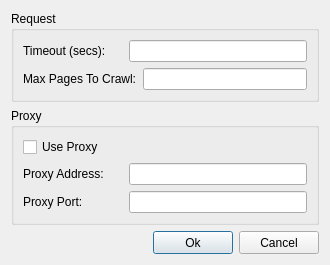
The window that sub3suite/src/Dialogs/PassiveConfigDialog.ui (3nock/OTE) describes before a commit, drawn with Qt 5.
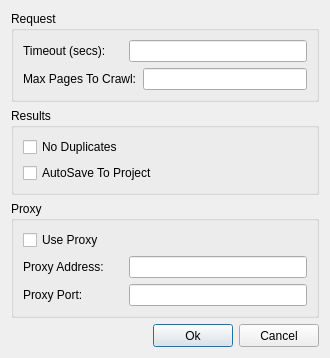
The same window after the commit.

The edit to the form file:
```diff
--- a/sub3suite/src/Dialogs/PassiveConfigDialog.ui
+++ b/sub3suite/src/Dialogs/PassiveConfigDialog.ui
@@ -7,7 +7,7 @@
     <x>0</x>
     <y>0</y>
     <width>330</width>
-    <height>244</height>
+    <height>323</height>
    </rect>
   </property>
   <property name="minimumSize">
@@ -75,6 +75,29 @@
      </layout>
     </widget>
    </item>
+   <item>
+    <widget class="QGroupBox" name="groupBox_3">
+     <property name="title">
+      <string>Results</string>
+     </property>
+     <layout class="QVBoxLayout" name="verticalLayout_4">
+      <item>
+       <widget class="QCheckBox" name="checkBoxNoDuplicates">
+        <property name="text">
+         <string>No Duplicates</string>
+        </property>
+       </widget>
+      </item>
+      <item>
+       <widget class="QCheckBox" name="checkBoxAutosave">
+        <property name="text">
+         <string>AutoSave To Project</string>
+        </property>
+       </widget>
+      </item>
+     </layout>
+    </widget>
+   </item>
    <item>
     <widget class="QGroupBox" name="groupBox_2">
      <property name="title">
```
